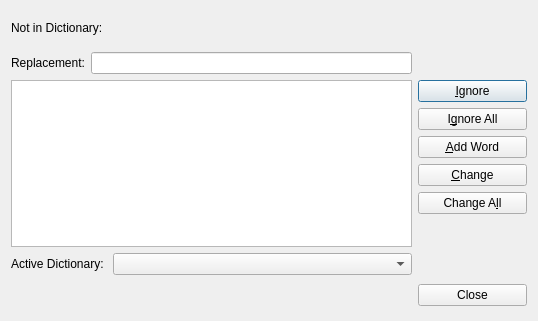
Qt form scribus/plugins/tools/spellcheck/aspellpluginbase.ui (scribusproject/scribus) before a commit.
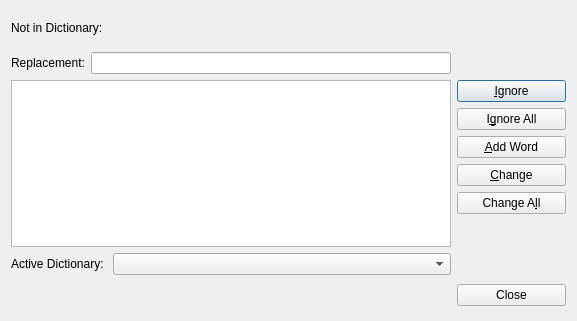
The same form after that commit.

Diff of the .ui file:
```diff
--- a/scribus/plugins/tools/spellcheck/aspellpluginbase.ui
+++ b/scribus/plugins/tools/spellcheck/aspellpluginbase.ui
@@ -1,11 +1,11 @@
 <ui version="4.0" >
  <class>AspellPluginBase</class>
- <widget class="QDialog" name="AspellPluginBase" >
-  <property name="geometry" >
+ <widget class="QDialog" name="AspellPluginBase">
+  <property name="geometry">
    <rect>
     <x>0</x>
     <y>0</y>
-    <width>538</width>
+    <width>577</width>
     <height>321</height>
    </rect>
   </property>
```
Left out of the diff: 201 changed lines with no effect on the pictures.
